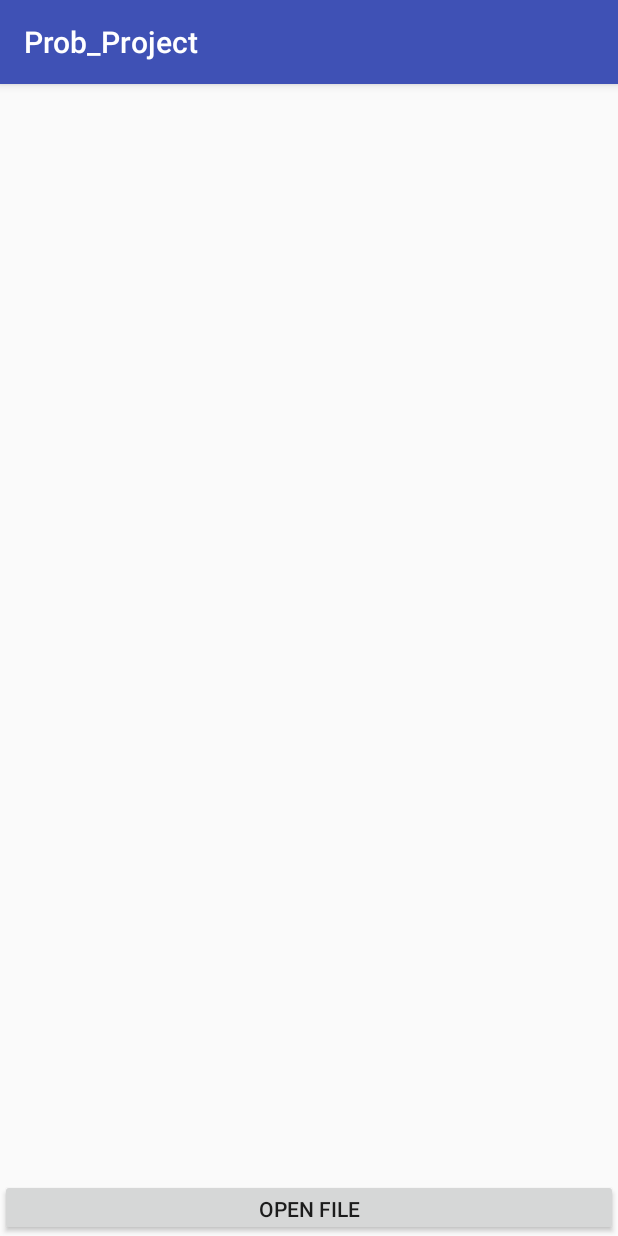
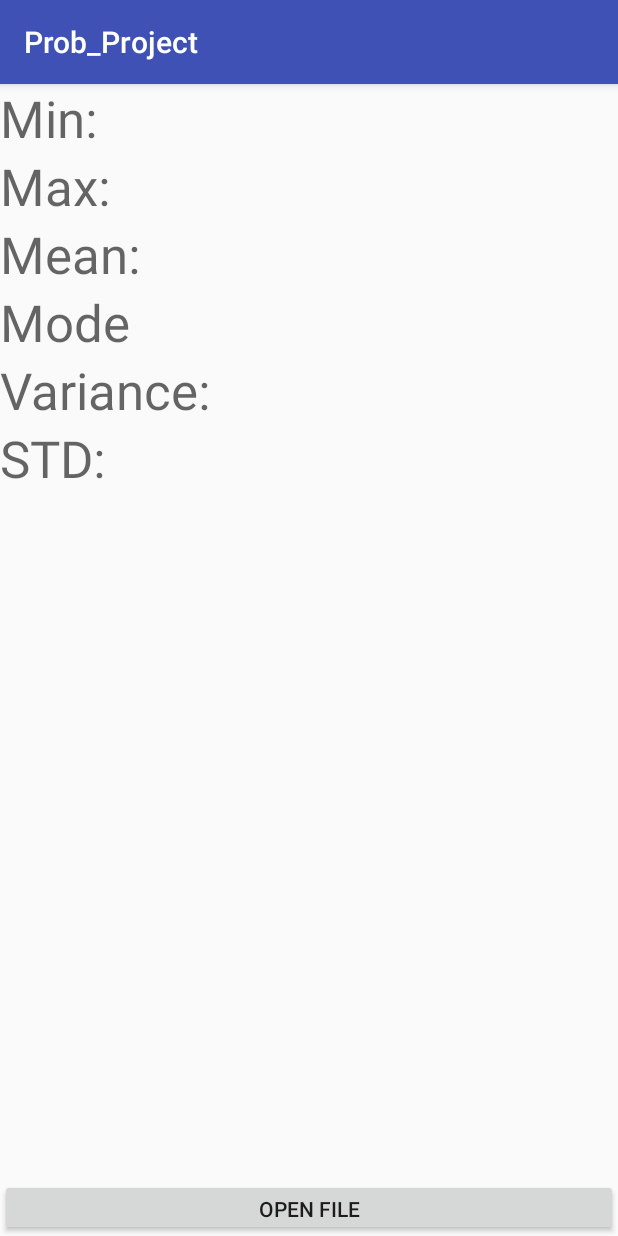
Before and after one commit to wadoodislam/Prob_Project, an Android app: the screen it shows after launch (MainActivity), on a phone screen of 412 x 824 dp. Run offline under Robolectric (Android 15) with nearby library versions, the phone set to English and light mode, and no system bars; libraries missing offline, so code that uses them is left out: org.apache.poi.

Commit message:
Display running

```diff
--- a/app/src/main/java/com/example/wadood/prob_project/MainActivity.java
+++ b/app/src/main/java/com/example/wadood/prob_project/MainActivity.java
@@ -8,6 +8,7 @@ import android.support.annotation.Nullable;
 import android.support.v7.app.AppCompatActivity;
 import android.util.Log;
 import android.view.View;
+import android.widget.TextView;
 
 import org.apache.poi.openxml4j.exceptions.InvalidFormatException;
 import org.apache.poi.ss.usermodel.Cell;
@@ -22,13 +23,20 @@ import java.io.FileInputStream;
 import java.io.FileNotFoundException;
 import java.io.IOException;
 import java.io.InputStream;
+import java.text.DecimalFormat;
 
 public class MainActivity extends AppCompatActivity implements View.OnClickListener {
 
     private static final String TAG = "MainActivity";
     private Sheet sheetData;
-    private int activeColumn=0;
+    private int activeColumn=4;
     final static int OPEN_EXCEL_FILE=0;
+    private TextView minTV;
+    private TextView maxTV;
+    private TextView meanTV;
+    private TextView modeTV;
+    private TextView varianceTV;
+    private TextView deviationTV;
 
     @Override
     protected void onCreate(Bundle savedInstanceState) {
@@ -40,6 +48,12 @@ public class MainActivity extends AppCompatActivity implements View.OnClickListe
 
     private void initGuiComponents() {
         findViewById(R.id.file_button).setOnClickListener(this);
+        minTV = findViewById(R.id.min_textview);
+        maxTV = findViewById(R.id.max_textview);
+        meanTV = findViewById(R.id.mean_textview);
+        modeTV = findViewById(R.id.mode_textview);
+        varianceTV = findViewById(R.id.variance_textview);
+        deviationTV = findViewById(R.id.deviation_textview);
     }
 
     @Override
@@ -72,7 +86,15 @@ public class MainActivity extends AppCompatActivity implements View.OnClickListe
     }
 
     private void displayDiscription() {
-
+        DecimalFormat formatter = new DecimalFormat("#0.000");
+        ;
+        Column column = sheetData.getColumn(activeColumn);
+        minTV.setText(Double.toString(column.min()));
+        maxTV.setText(Double.toString(column.max()));
+        meanTV.setText(Double.toString(column.mean()));
+        modeTV.setText(Double.toString(column.mode()));
+        varianceTV.setText(formatter.format(column.variance()));
+        deviationTV.setText(formatter.format(column.deviation()));
     }
 
     private void readExcelData(String filePath) {
--- a/app/src/main/res/layout/activity_main.xml
+++ b/app/src/main/res/layout/activity_main.xml
@@ -11,17 +11,99 @@
         android:layout_width="match_parent"
         android:layout_height="match_parent"
         android:layout_weight="0.8"
-        android:orientation="vertical">
+        android:orientation="horizontal">
 
-        <TextView
-            android:id="@+id/min_textview"
+        <LinearLayout
             android:layout_width="match_parent"
-            android:layout_height="wrap_content" />
+            android:layout_height="wrap_content"
+            android:layout_weight="0.8"
+            android:orientation="vertical">
 
-        <TextView
-            android:id="@+id/max_textview"
+            <TextView
+                android:id="@+id/min_tv"
+                android:layout_width="match_parent"
+                android:layout_height="wrap_content"
+                android:text="Min:"
+                android:textAppearance="@style/TextAppearance.AppCompat.Display1" />
+
+            <TextView
+                android:id="@+id/max_tv"
+                android:layout_width="match_parent"
+                android:layout_height="wrap_content"
+                android:text="Max:"
+                android:textAppearance="@style/TextAppearance.AppCompat.Display1" />
+
+            <TextView
+                android:id="@+id/mean_tv"
+                android:layout_width="match_parent"
+                android:layout_height="wrap_content"
+                android:text="Mean:"
+                android:textAppearance="@style/TextAppearance.AppCompat.Display1" />
+
+            <TextView
+                android:id="@+id/mode_tv"
+                android:layout_width="match_parent"
+                android:layout_height="wrap_content"
+                android:text="Mode"
+                android:textAppearance="@style/TextAppearance.AppCompat.Display1" />
+
+            <TextView
+                android:id="@+id/variance_tv"
+                android:layout_width="match_parent"
+                android:layout_height="wrap_content"
+                android:text="Variance:"
+                android:textAppearance="@style/TextAppearance.AppCompat.Display1" />
+
+            <TextView
+                android:id="@+id/deviation_tv"
+                android:layout_width="match_parent"
+                android:layout_height="wrap_content"
+                android:text="STD:"
+                android:textAppearance="@style/TextAppearance.AppCompat.Display1" />
+        </LinearLayout>
+
+        <LinearLayout
             android:layout_width="match_parent"
-            android:layout_height="wrap_content" />
+            android:layout_height="wrap_content"
+            android:layout_weight="0.8"
+            android:orientation="vertical">
+
+            <TextView
+                android:id="@+id/min_textview"
+                android:layout_width="match_parent"
+                android:layout_height="wrap_content"
+                android:textAppearance="@style/TextAppearance.AppCompat.Display1" />
+
+            <TextView
+                android:id="@+id/max_textview"
+                android:layout_width="match_parent"
+                android:layout_height="wrap_content"
+                android:textAppearance="@style/TextAppearance.AppCompat.Display1" />
+
+            <TextView
+                android:id="@+id/mean_textview"
+                android:layout_width="match_parent"
+                android:layout_height="wrap_content"
+                android:textAppearance="@style/TextAppearance.AppCompat.Display1" />
+
+            <TextView
+                android:id="@+id/mode_textview"
+                android:layout_width="match_parent"
+                android:layout_height="wrap_content"
+                android:textAppearance="@style/TextAppearance.AppCompat.Display1" />
+
+            <TextView
+                android:id="@+id/variance_textview"
+                android:layout_width="match_parent"
+                android:layout_height="wrap_content"
+                android:textAppearance="@style/TextAppearance.AppCompat.Display1" />
+
+            <TextView
+                android:id="@+id/deviation_textview"
+                android:layout_width="match_parent"
+                android:layout_height="wrap_content"
+                android:textAppearance="@style/TextAppearance.AppCompat.Display1" />
+        </LinearLayout>
     </LinearLayout>
 
     <Button
```
